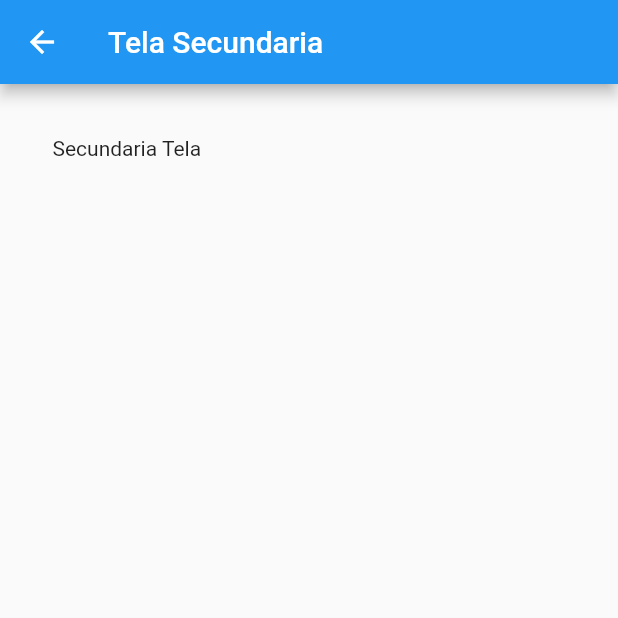
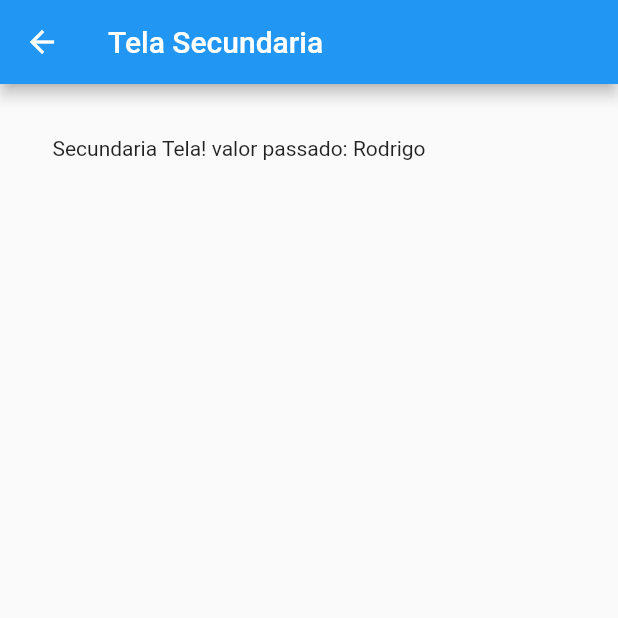
Before and after one commit to Rodrigodante11/Flutters_course, a Flutter app: the screen it shows after launch, after a tap on "Ir para segunda tela", on a phone screen of 412 x 824 dp, the top half of it. Run offline on Flutter 3.47's test engine with Material 2 defaults, Android fonts, the phone set to English and light mode, and no system bars.

Commit message:
passar valor entre telas

```diff
--- a/navegacao_entre_telas/lib/TelaPrincipal.dart
+++ b/navegacao_entre_telas/lib/TelaPrincipal.dart
@@ -26,7 +26,7 @@ class _TelaPrincipalState extends State<TelaPrincipal> {
                   Navigator.push(
                       context,  // BuildContext context da build linha 13
                       MaterialPageRoute(
-                          builder: (context) => TelaSecundaria()
+                          builder: (context) => TelaSecundaria( nome: 'Rodrigo',)
                       )
                   );
                 },
--- a/navegacao_entre_telas/lib/TelaSecundaria.dart
+++ b/navegacao_entre_telas/lib/TelaSecundaria.dart
@@ -2,7 +2,10 @@
 import 'package:flutter/material.dart';
 
 class TelaSecundaria extends StatefulWidget {
-  const TelaSecundaria({Key? key}) : super(key: key);
+
+  String nome;
+
+  TelaSecundaria({required this.nome}) ;
 
   @override
   State<TelaSecundaria> createState() => _TelaSecundariaState();
@@ -20,7 +23,7 @@ class _TelaSecundariaState extends State<TelaSecundaria> {
           padding: EdgeInsets.all(35),
           child: Column(
             children: <Widget>[
-              Text("Secundaria Tela"),
+              Text("Secundaria Tela! valor passado: ${widget.nome}"),
             ],
           ),
         )
```
